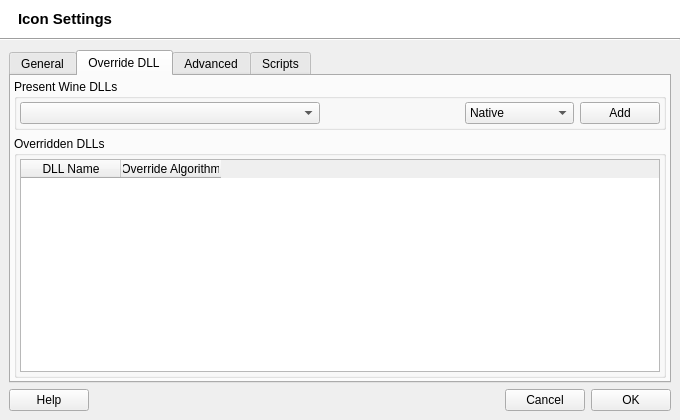
Old version of the form src/q4wine-gui/uis/IconSettings.ui in the repository brezerk/q4wine.
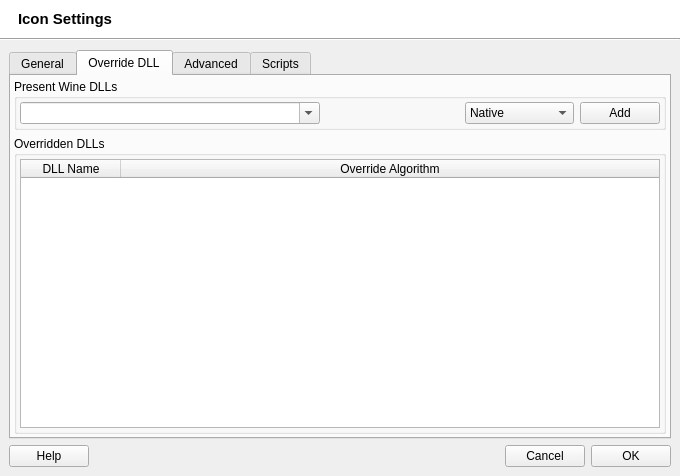
New version of the form. The open tabs and pages were chosen to show the change. Icons and pictures are not drawn.

```diff
--- a/src/q4wine-gui/uis/IconSettings.ui
+++ b/src/q4wine-gui/uis/IconSettings.ui
@@ -10,7 +10,7 @@
     <x>0</x>
     <y>0</y>
     <width>680</width>
-    <height>420</height>
+    <height>476</height>
    </rect>
   </property>
   <property name="windowTitle">
@@ -709,6 +709,9 @@
                  <height>16777215</height>
                 </size>
                </property>
+               <property name="editable">
+                <bool>true</bool>
+               </property>
                <property name="maxVisibleItems">
                 <number>5</number>
                </property>
@@ -786,6 +789,9 @@
                <property name="sortingEnabled">
                 <bool>false</bool>
                </property>
+               <attribute name="horizontalHeaderStretchLastSection">
+                <bool>true</bool>
+               </attribute>
                <column>
                 <property name="text">
                  <string>DLL Name</string>
```
Left out of the diff: 297 changed lines with no effect on the pictures.
